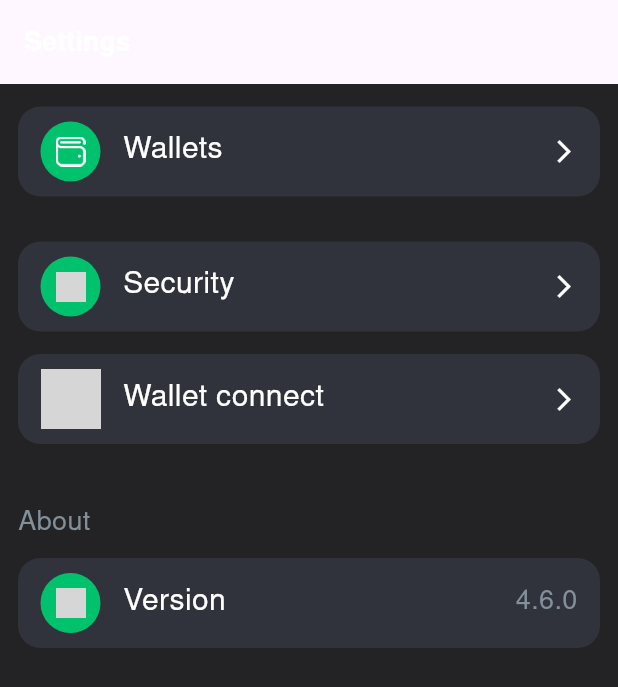
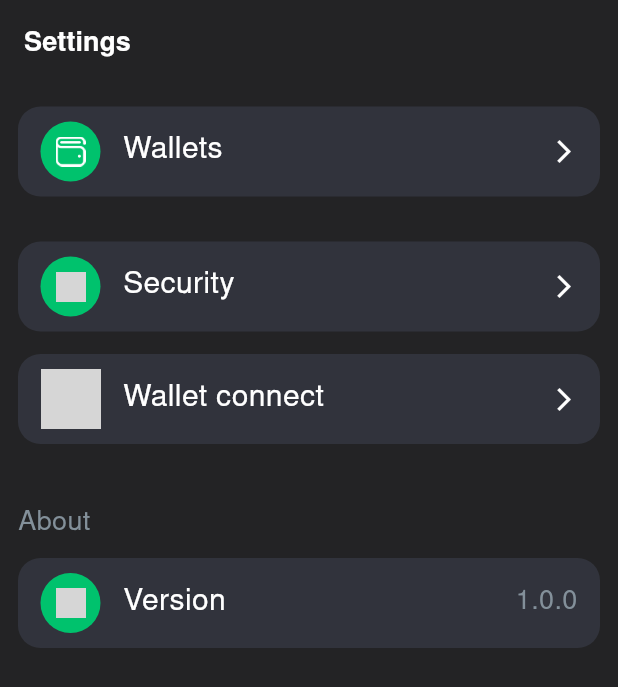
Before and after one commit to coderwork23/JostPay-App, a Flutter app: the SettingScreen screen opened directly, on a phone screen of 412 x 824 dp. Shown: the top 687 px of the screen. Run offline on Flutter 3.47's test engine with Material 3 defaults, Android fonts, the phone set to English and light mode, and no system bars; our stand-ins replace cached_network_image, dotted_decoration, flutter_svg, fluttertoast, grouped_list, local_auth and 6 more; missing offline and left inert: clipboard, custom_pin_screen, declarative_refresh_indicator, eth_sig_util, flutter_inappwebview, flutter_windowmanager and 3 more; accounts and stored records are empty; statements that could not run were skipped; grey boxes are pictures that could not be loaded.

```diff
--- a/lib/ApiHandlers/ApiHandle.dart
+++ b/lib/ApiHandlers/ApiHandle.dart
@@ -16,7 +16,7 @@ class ApiHandler {
                 '4fe0c4203533aa61c0fae455ac8d9d07cb237fbf5b8b1e92a783319c02fa5a8d'
           };
 
-      var baseUrl = Uri.http(Utils.url, '/api$url');
+      var baseUrl = Uri.https(Utils.url, '/api$url');
 
       http.Response response = await http.post(
           baseUrl,
@@ -29,7 +29,7 @@ class ApiHandler {
   }
   static Future<dynamic> get(url) async {
 
-      var baseUrl = Uri.http(Utils.url, '/api$url');
+      var baseUrl = Uri.https(Utils.url, '/api$url');
 
       setHeadersGet() => {
             'Content-type': 'application/json',
--- a/lib/Ui/Dashboard/Settings/SettingScreen.dart
+++ b/lib/Ui/Dashboard/Settings/SettingScreen.dart
@@ -278,7 +278,7 @@ class _SettingScreenState extends State<SettingScreen> {
                   const SizedBox(width: 10),
 
                   Text(
-                    "4.6.0",
+                    "1.0.0",
                     style:MyStyle.tx18RWhite.copyWith(
                         fontSize: 18,
                         color: MyColor.grey01Color
--- a/lib/Values/utils.dart
+++ b/lib/Values/utils.dart
@@ -1,6 +1,6 @@
 class Utils{
 
-  static String url = "139.59.88.239";
+  static String url = "app.nairabtc.com";
   static String marketCapKey = "b9038307-cde6-4cf2-82a8-64a7387c817e";
   static String wcUrlVal = "";
   static String apiKey = "0fa429cf994e688e6535aea90ee82ad9c5adaf1d75fecf85f1358eace586c4c3";
--- a/lib/main.dart
+++ b/lib/main.dart
@@ -122,6 +122,7 @@ class _MyAppState extends State<MyApp> {
           splashColor: Colors.transparent,
           highlightColor: Colors.transparent,
           appBarTheme: const AppBarTheme(
+            backgroundColor: MyColor.backgroundColor,
             elevation: 0,
             titleTextStyle: MyStyle.tx18BWhite
           )
```
Also changed, not shown: lib/Ui/Authentication/CreateWallet/CreatePassword.dart (+7 -3 lines), lib/Ui/Authentication/ImportWallet/ImportWalletScreen.dart (+8 -7 lines), lib/Ui/Dashboard/Wallet/WalletScreen.dart (+6 -2 lines).
